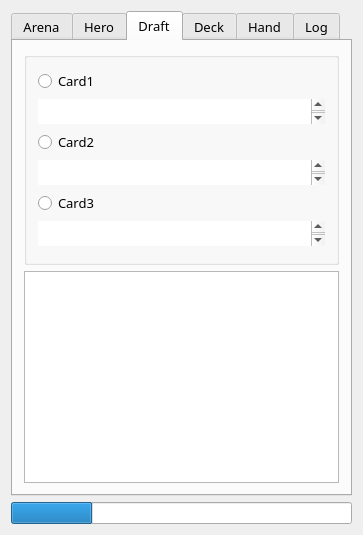
The window that mainwindow.ui (supertriodo/Arena-Tracker) describes before a commit, drawn with Qt 5.
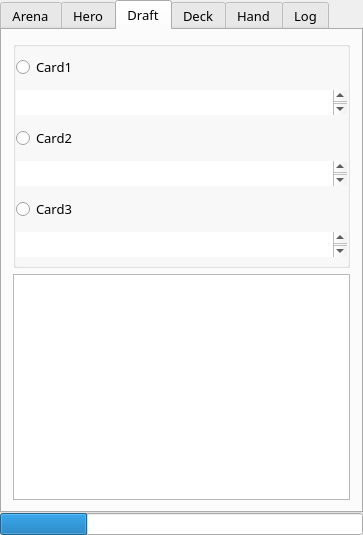
The same window after the commit. The open tabs and pages were chosen to show the change. Icons and pictures are not drawn.

Commit message: Deck window only have tabDeck as centralWidget. Remove margins and spacing.

The edit to the form file:
```diff
--- a/mainwindow.ui
+++ b/mainwindow.ui
@@ -19,8 +19,26 @@
   </property>
   <widget class="QWidget" name="centralWidget">
    <layout class="QVBoxLayout" name="verticalLayout">
+    <property name="spacing">
+     <number>0</number>
+    </property>
+    <property name="leftMargin">
+     <number>0</number>
+    </property>
+    <property name="topMargin">
+     <number>0</number>
+    </property>
+    <property name="rightMargin">
+     <number>0</number>
+    </property>
+    <property name="bottomMargin">
+     <number>0</number>
+    </property>
     <item>
      <layout class="QGridLayout" name="gridLayout">
+      <property name="spacing">
+       <number>0</number>
+      </property>
       <item row="0" column="0">
        <widget class="QTabWidget" name="tabWidgetTemplate">
         <property name="font">
@@ -601,6 +619,21 @@
              <bool>false</bool>
             </property>
             <layout class="QVBoxLayout" name="verticalLayout_9">
+             <property name="spacing">
+              <number>6</number>
+             </property>
+             <property name="leftMargin">
+              <number>0</number>
+             </property>
+             <property name="topMargin">
+              <number>3</number>
+             </property>
+             <property name="rightMargin">
+              <number>0</number>
+             </property>
+             <property name="bottomMargin">
+              <number>0</number>
+             </property>
              <item>
               <widget class="QRadioButton" name="radioButtonDraft1">
                <property name="text">
```
Left out of the diff: 6 changed lines with no effect on the pictures. The commit also changes 1 other file.
